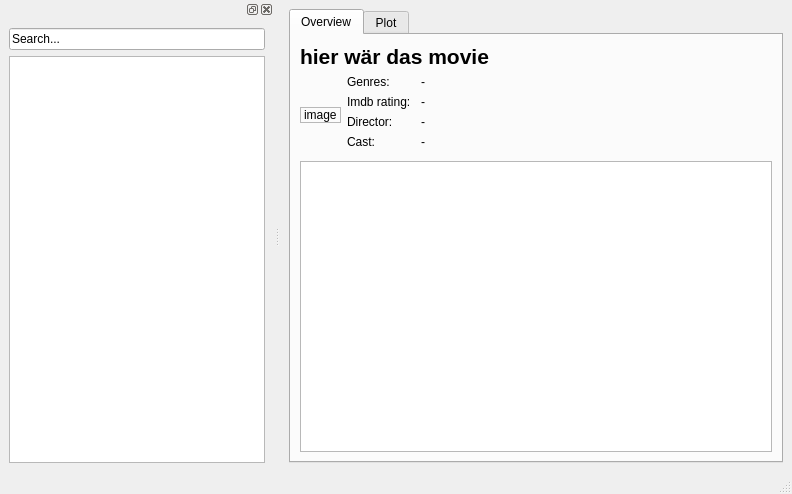
Above: playground/qtgui.ui from bordstein/hamster before the change. Below: the same form after it.
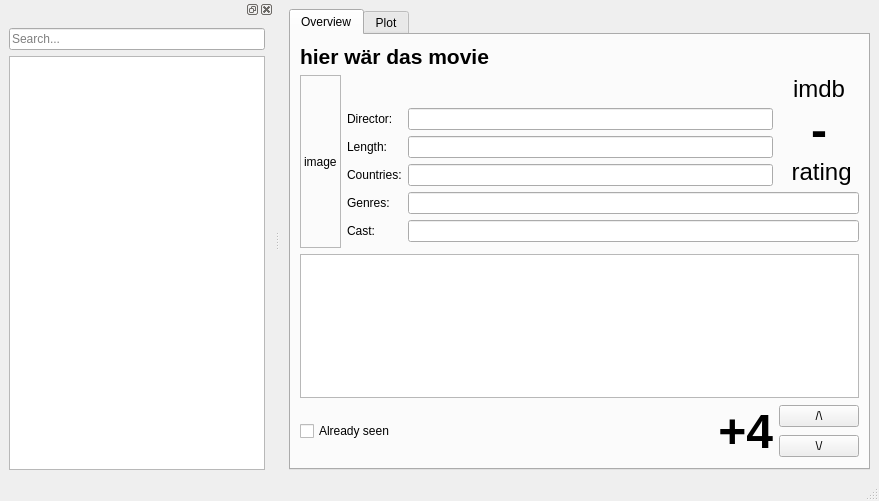
That is the form after the change.

Commit message: overhauled gui, more and nicer info

The edit to the form file:
```diff
--- a/playground/qtgui.ui
+++ b/playground/qtgui.ui
@@ -6,8 +6,8 @@
    <rect>
     <x>0</x>
     <y>0</y>
-    <width>792</width>
-    <height>494</height>
+    <width>879</width>
+    <height>501</height>
    </rect>
   </property>
   <property name="windowTitle">
@@ -25,7 +25,7 @@
         <string>Overview</string>
        </attribute>
        <layout class="QGridLayout" name="gridLayout">
-        <item row="0" column="0" colspan="3">
+        <item row="0" column="0" colspan="4">
          <widget class="QLabel" name="l_title">
           <property name="text">
            <string>&lt;!DOCTYPE HTML PUBLIC &quot;-//W3C//DTD HTML 4.0//EN&quot; &quot;http://www.w3.org/TR/REC-html40/strict.dtd&quot;&gt;
@@ -39,24 +39,11 @@
           </property>
          </widget>
         </item>
-        <item row="2" column="1">
-         <widget class="QLabel" name="label">
-          <property name="text">
-           <string>Imdb rating:</string>
-          </property>
-         </widget>
-        </item>
-        <item row="6" column="0" colspan="4">
+        <item row="8" column="0" colspan="4">
          <widget class="QTextBrowser" name="l_plot_short"/>
         </item>
-        <item row="1" column="0" rowspan="5">
+        <item row="1" column="0" rowspan="7">
          <widget class="QLabel" name="l_img">
-          <property name="sizePolicy">
-           <sizepolicy hsizetype="Fixed" vsizetype="Fixed">
-            <horstretch>0</horstretch>
-            <verstretch>0</verstretch>
-           </sizepolicy>
-          </property>
           <property name="maximumSize">
            <size>
             <width>16777215</width>
@@ -77,68 +64,110 @@
           </property>
          </widget>
         </item>
-        <item row="2" column="2">
-         <widget class="QLabel" name="l_rating">
-          <property name="text">
-           <string>-</string>
-          </property>
-         </widget>
-        </item>
-        <item row="1" column="2">
-         <widget class="QLabel" name="l_genres">
-          <property name="text">
-           <string>-</string>
-          </property>
-         </widget>
-        </item>
-        <item row="3" column="1">
-         <widget class="QLabel" name="label_2">
-          <property name="text">
-           <string>Director:</string>
-          </property>
-         </widget>
-        </item>
-        <item row="3" column="2">
-         <widget class="QLabel" name="l_director">
-          <property name="text">
-           <string>-</string>
-          </property>
-         </widget>
-        </item>
-        <item row="4" column="1">
+        <item row="6" column="1">
          <widget class="QLabel" name="label_3">
           <property name="text">
            <string>Cast:</string>
           </property>
          </widget>
         </item>
-        <item row="1" column="3" rowspan="5">
-         <spacer name="horizontalSpacer">
-          <property name="orientation">
-           <enum>Qt::Horizontal</enum>
+        <item row="6" column="2" colspan="2">
+         <widget class="QLineEdit" name="l_cast"/>
+        </item>
+        <item row="9" column="3">
+         <widget class="QPushButton" name="pushButton">
+          <property name="text">
+           <string>/\</string>
           </property>
-          <property name="sizeHint" stdset="0">
-           <size>
-            <width>40</width>
-            <height>20</height>
-           </size>
+         </widget>
+        </item>
+        <item row="9" column="2" rowspan="2">
+         <widget class="QLabel" name="label_6">
+          <property name="text">
+           <string>&lt;!DOCTYPE HTML PUBLIC &quot;-//W3C//DTD HTML 4.0//EN&quot; &quot;http://www.w3.org/TR/REC-html40/strict.dtd&quot;&gt;
+&lt;html&gt;&lt;head&gt;&lt;meta name=&quot;qrichtext&quot; content=&quot;1&quot; /&gt;&lt;style type=&quot;text/css&quot;&gt;
+p, li { white-space: pre-wrap; }
+&lt;/style&gt;&lt;/head&gt;&lt;body style=&quot; font-family:'Ubuntu'; font-size:14pt; font-weight:400; font-style:normal;&quot;&gt;
+&lt;p align=&quot;right&quot; style=&quot; margin-top:0px; margin-bottom:0px; margin-left:0px; margin-right:0px; -qt-block-indent:0; text-indent:0px;&quot;&gt;&lt;span style=&quot; font-size:36pt; font-weight:600;&quot;&gt;+4&lt;/span&gt;&lt;/p&gt;&lt;/body&gt;&lt;/html&gt;</string>
           </property>
-         </spacer>
+         </widget>
         </item>
-        <item row="4" column="2">
-         <widget class="QLabel" name="l_cast">
+        <item row="10" column="3">
+         <widget class="QPushButton" name="pushButton_2">
           <property name="text">
-           <string>-</string>
+           <string>\/</string>
           </property>
          </widget>
         </item>
-        <item row="1" column="1">
+        <item row="9" column="0" rowspan="2" colspan="2">
+         <widget class="QCheckBox" name="checkBox">
+          <property name="text">
+           <string>Already seen</string>
+          </property>
+         </widget>
+        </item>
+        <item row="5" column="1">
          <widget class="QLabel" name="label_4">
           <property name="text">
            <string>Genres:</string>
           </property>
          </widget>
         </item>
+        <item row="5" column="2" colspan="2">
+         <widget class="QLineEdit" name="l_genres"/>
+        </item>
+        <item row="2" column="2">
+         <widget class="QLineEdit" name="l_director"/>
+        </item>
+        <item row="2" column="1">
+         <widget class="QLabel" name="label">
+          <property name="text">
+           <string>Director:</string>
+          </property>
+         </widget>
+        </item>
+        <item row="4" column="2">
+         <widget class="QLineEdit" name="l_countries"/>
+        </item>
+        <item row="4" column="1">
+         <widget class="QLabel" name="label_2">
+          <property name="text">
+           <string>Countries:</string>
+          </property>
+         </widget>
+        </item>
+        <item row="1" column="3" rowspan="4">
+         <widget class="QLabel" name="l_rating">
+          <property name="frameShape">
+           <enum>QFrame::NoFrame</enum>
+          </property>
+          <property name="frameShadow">
+           <enum>QFrame::Plain</enum>
+          </property>
+          <property name="text">
+           <string>&lt;!DOCTYPE HTML PUBLIC &quot;-//W3C//DTD HTML 4.0//EN&quot; &quot;http://www.w3.org/TR/REC-html40/strict.dtd&quot;&gt;
+&lt;html&gt;&lt;head&gt;&lt;meta name=&quot;qrichtext&quot; content=&quot;1&quot; /&gt;&lt;style type=&quot;text/css&quot;&gt;
+p, li { white-space: pre-wrap; }
+&lt;/style&gt;&lt;/head&gt;&lt;body style=&quot; font-family:'Ubuntu'; font-size:14pt; font-weight:400; font-style:normal;&quot;&gt;
+&lt;p align=&quot;center&quot; style=&quot; margin-top:0px; margin-bottom:0px; margin-left:0px; margin-right:0px; -qt-block-indent:0; text-indent:0px;&quot;&gt;&lt;span style=&quot; font-size:18pt;&quot;&gt;imdb&lt;/span&gt;&lt;/p&gt;
+&lt;p align=&quot;center&quot; style=&quot; margin-top:0px; margin-bottom:0px; margin-left:0px; margin-right:0px; -qt-block-indent:0; text-indent:0px;&quot;&gt;&lt;span style=&quot; font-size:36pt; font-weight:600;&quot;&gt;-&lt;/span&gt;&lt;/p&gt;
+&lt;p align=&quot;center&quot; style=&quot; margin-top:0px; margin-bottom:0px; margin-left:0px; margin-right:0px; -qt-block-indent:0; text-indent:0px;&quot;&gt; &lt;span style=&quot; font-size:18pt;&quot;&gt;rating&lt;/span&gt;&lt;/p&gt;&lt;/body&gt;&lt;/html&gt;</string>
+          </property>
+          <property name="margin">
+           <number>3</number>
+          </property>
+         </widget>
+        </item>
+        <item row="3" column="2">
+         <widget class="QLineEdit" name="l_runtime"/>
+        </item>
+        <item row="3" column="1">
+         <widget class="QLabel" name="label_7">
+          <property name="text">
+           <string>Length:</string>
+          </property>
+         </widget>
+        </item>
        </layout>
       </widget>
       <widget class="QWidget" name="tab_2">
@@ -175,6 +204,9 @@
      <item>
       <widget class="QLineEdit" name="search_bar">
        <property name="text">
+        <string/>
+       </property>
+       <property name="placeholderText">
         <string>Search...</string>
        </property>
       </widget>
```
Left out of the diff: 17 changed lines with no effect on the pictures. The commit also changes 2 other files.
